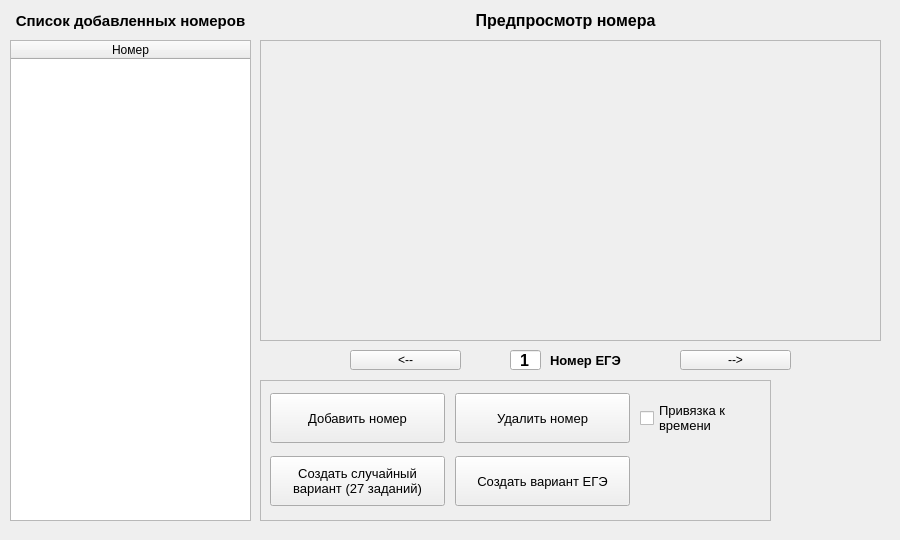
MrGoldSky/ExamsHelper, file app/ui/createExams.ui: the form before one commit.
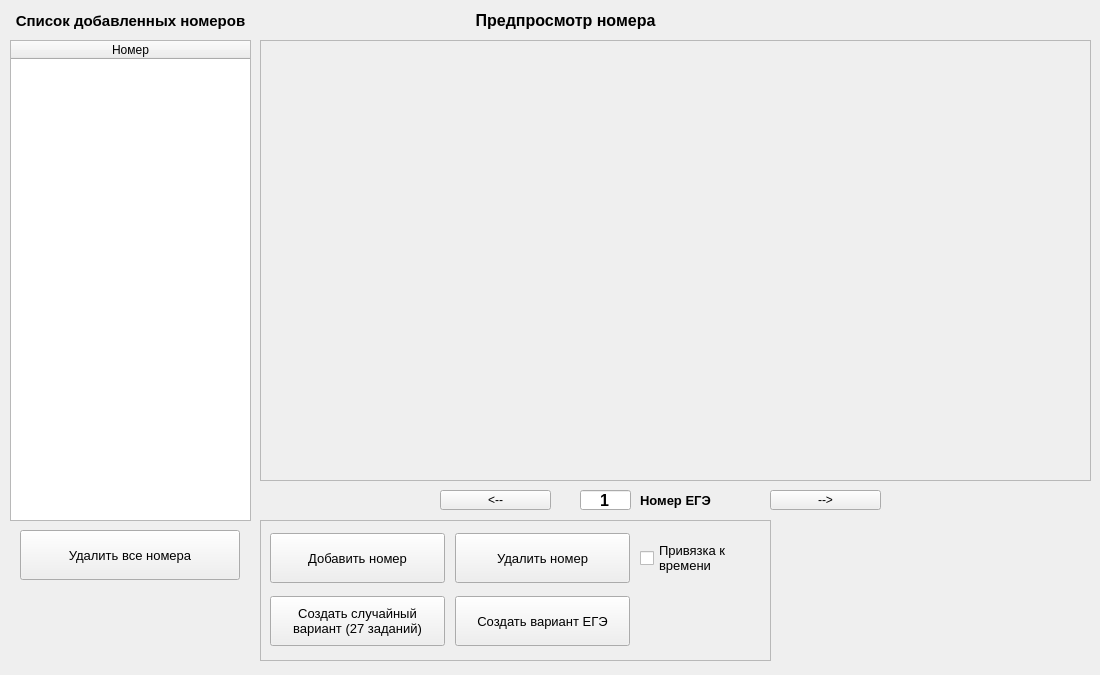
The form after the commit.

Patch:
```diff
--- a/app/ui/createExams.ui
+++ b/app/ui/createExams.ui
@@ -6,8 +6,8 @@
    <rect>
     <x>0</x>
     <y>0</y>
-    <width>900</width>
-    <height>540</height>
+    <width>1100</width>
+    <height>675</height>
    </rect>
   </property>
   <property name="windowTitle">
@@ -39,8 +39,8 @@
     <rect>
      <x>260</x>
      <y>40</y>
-     <width>621</width>
-     <height>301</height>
+     <width>831</width>
+     <height>441</height>
     </rect>
    </property>
    <property name="frameShape">
@@ -54,8 +54,8 @@
      <rect>
       <x>10</x>
       <y>10</y>
-      <width>601</width>
-      <height>281</height>
+      <width>811</width>
+      <height>421</height>
      </rect>
     </property>
     <property name="text">
@@ -89,8 +89,8 @@
   <widget class="QToolButton" name="left">
    <property name="geometry">
     <rect>
-     <x>350</x>
-     <y>350</y>
+     <x>440</x>
+     <y>490</y>
      <width>111</width>
      <height>20</height>
     </rect>
@@ -126,7 +126,7 @@
    <property name="geometry">
     <rect>
      <x>260</x>
-     <y>380</y>
+     <y>520</y>
      <width>511</width>
      <height>141</height>
     </rect>
@@ -323,8 +323,8 @@
   <widget class="QToolButton" name="right">
    <property name="geometry">
     <rect>
-     <x>680</x>
-     <y>350</y>
+     <x>770</x>
+     <y>490</y>
      <width>111</width>
      <height>20</height>
     </rect>
@@ -336,8 +336,8 @@
   <widget class="QLabel" name="label">
    <property name="geometry">
     <rect>
-     <x>550</x>
-     <y>340</y>
+     <x>640</x>
+     <y>480</y>
      <width>91</width>
      <height>41</height>
     </rect>
@@ -356,9 +356,9 @@
   <widget class="QLineEdit" name="numberEdit">
    <property name="geometry">
     <rect>
-     <x>510</x>
-     <y>350</y>
-     <width>31</width>
+     <x>580</x>
+     <y>490</y>
+     <width>51</width>
      <height>20</height>
     </rect>
    </property>
@@ -376,6 +376,47 @@
     <set>Qt::AlignCenter</set>
    </property>
   </widget>
+  <widget class="QPushButton" name="clearTableBtn">
+   <property name="geometry">
+    <rect>
+     <x>20</x>
+     <y>530</y>
+     <width>220</width>
+     <height>50</height>
+    </rect>
+   </property>
+   <property name="minimumSize">
+    <size>
+     <width>220</width>
+     <height>50</height>
+    </size>
+   </property>
+   <property name="maximumSize">
+    <size>
+     <width>220</width>
+     <height>50</height>
+    </size>
+   </property>
+   <property name="font">
+    <font>
+     <family>MS Shell Dlg 2</family>
+     <pointsize>10</pointsize>
+     <kerning>true</kerning>
+    </font>
+   </property>
+   <property name="toolTip">
+    <string/>
+   </property>
+   <property name="styleSheet">
+    <string notr="true"/>
+   </property>
+   <property name="text">
+    <string>Удалить все номера</string>
+   </property>
+   <property name="default">
+    <bool>false</bool>
+   </property>
+  </widget>
  </widget>
  <resources/>
  <connections/>
```
